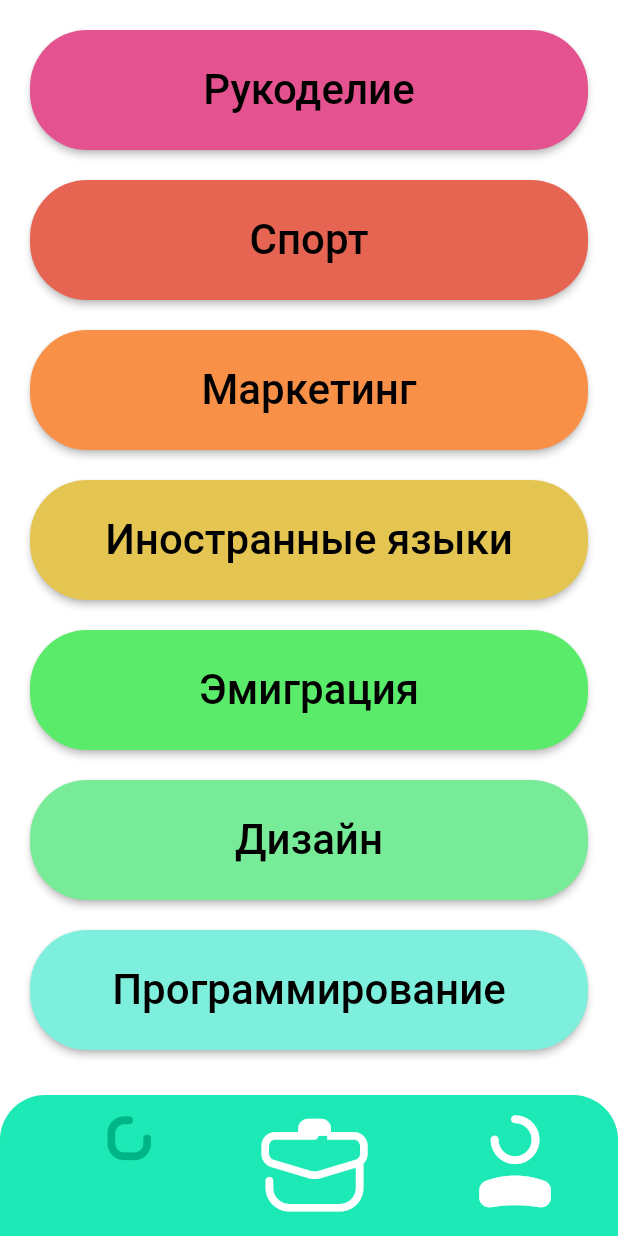
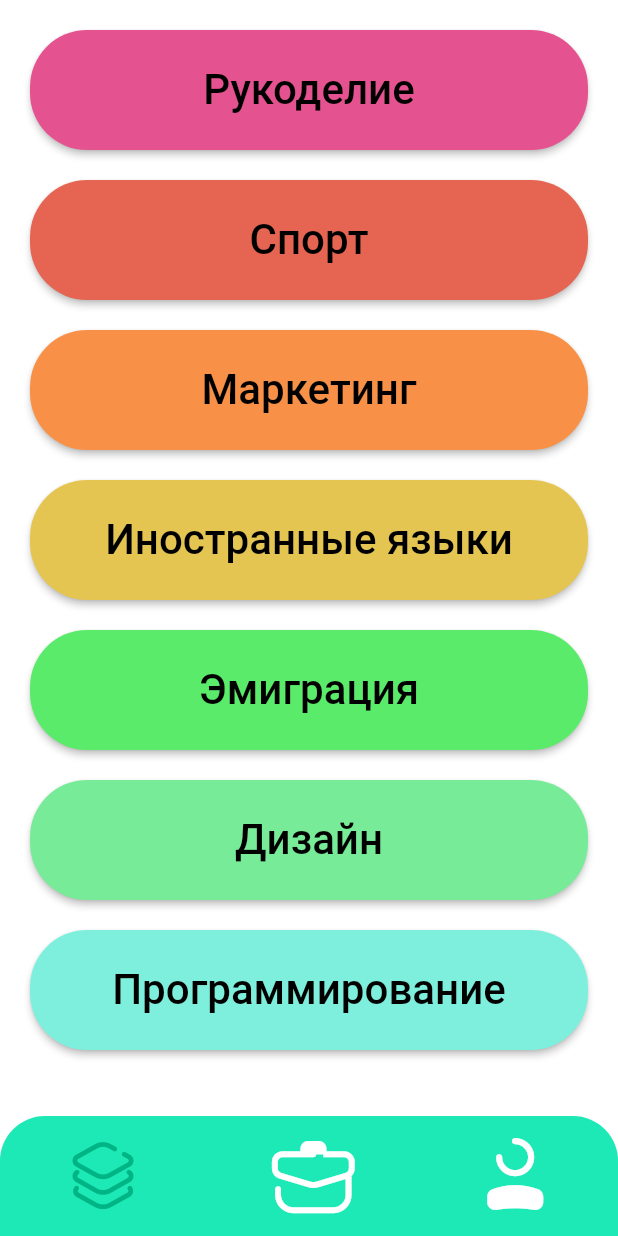
Before and after one commit to sv-makh/team15, a Flutter app: the screen it shows after launch, on a phone screen of 412 x 824 dp. Run offline on Flutter 3.47's test engine with Material 2 defaults, Android fonts, the phone set to English and light mode, and no system bars; our stand-ins replace splashscreen.

Commit message:
finish design for bottom navigation bar

```diff
--- a/lib/Decor/nav_bar_icons_icons.dart
+++ b/lib/Decor/nav_bar_icons.dart
@@ -21,7 +21,7 @@ class NavBarIcons {
   static const _kFontFam = 'NavBarIcons';
   static const String? _kFontPkg = null;
 
-  static const IconData category = IconData(0xe800, fontFamily: _kFontFam, fontPackage: _kFontPkg);
-  static const IconData case_icon = IconData(0xe801, fontFamily: _kFontFam, fontPackage: _kFontPkg);
+  static const IconData case_icon = IconData(0xe800, fontFamily: _kFontFam, fontPackage: _kFontPkg);
+  static const IconData layers = IconData(0xe801, fontFamily: _kFontFam, fontPackage: _kFontPkg);
   static const IconData user = IconData(0xe802, fontFamily: _kFontFam, fontPackage: _kFontPkg);
 }
--- a/lib/Screens/tab_bar_screen.dart
+++ b/lib/Screens/tab_bar_screen.dart
@@ -1,7 +1,7 @@
 import 'package:flutter/material.dart';
 import 'package:team15/tab_navigator.dart';
 import 'package:team15/Decor/custom_colors.dart';
-import 'package:team15/Decor/nav_bar_icons_icons.dart';
+import 'package:team15/Decor/nav_bar_icons.dart';
 
 //чтобы навигация на вкладках осуществлялась независимо
 //и BottomNavigationBar всегда оставалась на экране,
@@ -65,22 +65,22 @@ class _TabBarScreenState extends State<TabBarScreen> {
                 items: const <BottomNavigationBarItem>[
                   BottomNavigationBarItem(
                     icon: Icon(
-                      NavBarIcons.category,//Icons.widgets_outlined,
-                      size: 64,
+                      NavBarIcons.layers,//Icons.widgets_outlined,
+                      size: 50,
                     ),
                     label: 'Категории',
                   ),
                   BottomNavigationBarItem(
                     icon: Icon(
                       NavBarIcons.case_icon,//Icons.work_outline,
-                      size: 64,
+                      size: 50,
                     ),
                     label: 'Лекции',
                   ),
                   BottomNavigationBarItem(
                     icon: Icon(
                       NavBarIcons.user,//Icons.person_outline,
-                      size: 64,
+                      size: 50,
                     ),
                     label: 'Профиль',
                   ),
```
Also changed, not shown: assets/fonts/NavBarIcons.ttf.
